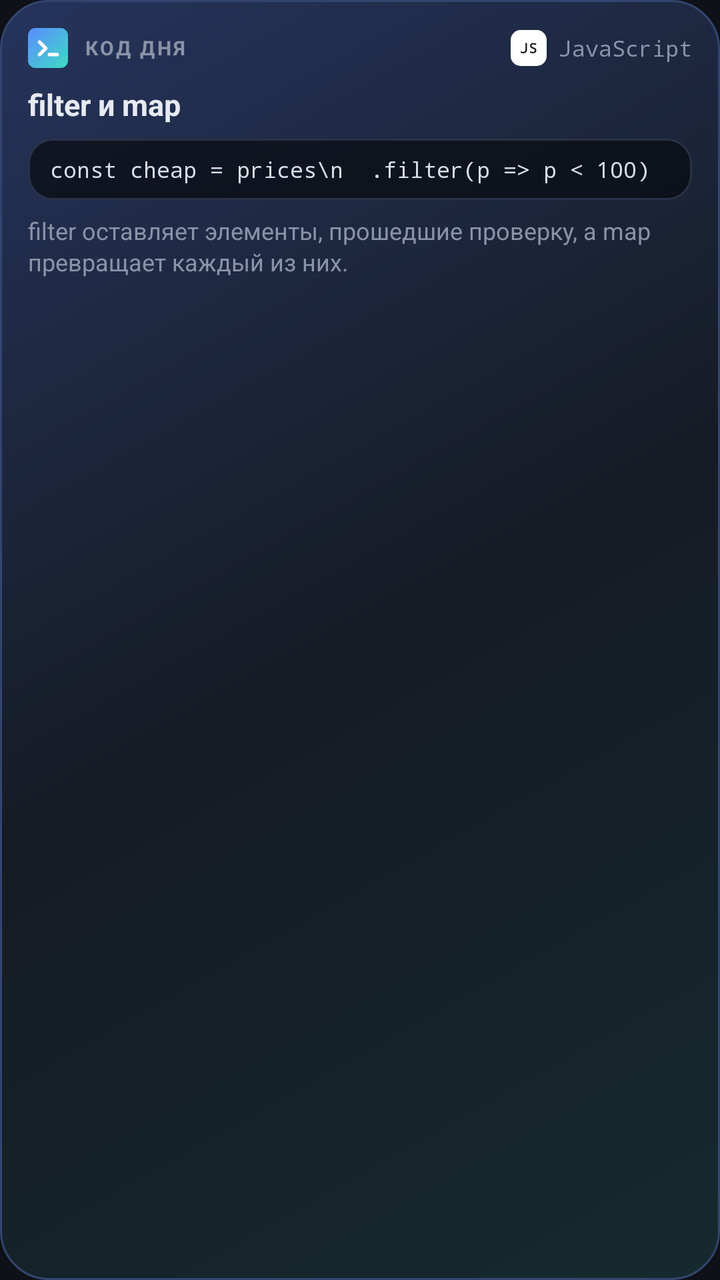
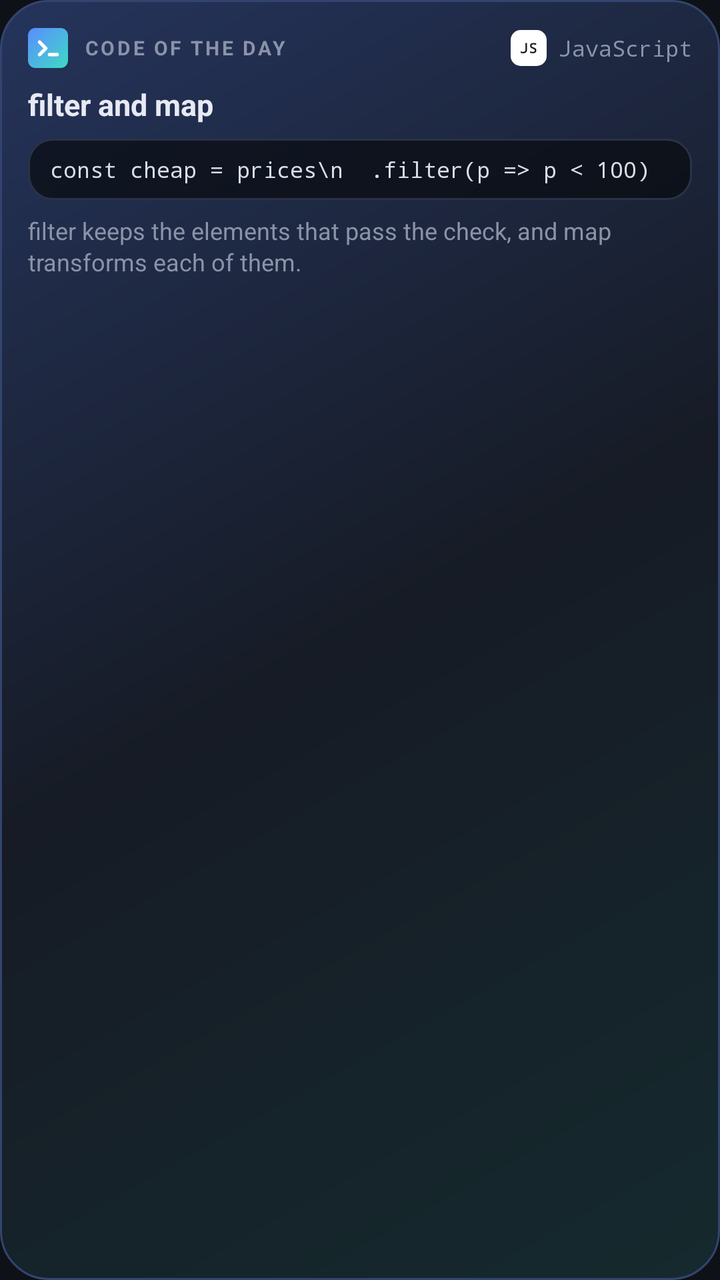

Compare the two renders of this Android layout. The source of the first and the diff that turns it into the second are given below.
<!-- AndroidManifest.xml: application theme Theme.Codeum -->
<!-- res/layout/widget_code.xml -->
<?xml version="1.0" encoding="utf-8"?>
<FrameLayout xmlns:android="http://schemas.android.com/apk/res/android"
    android:id="@+id/w_root"
    android:layout_width="match_parent"
    android:layout_height="match_parent"
    android:background="@drawable/widget_bg"
    android:padding="14dp">

    <LinearLayout
        android:layout_width="match_parent"
        android:layout_height="match_parent"
        android:orientation="vertical">

        <LinearLayout
            android:layout_width="match_parent"
            android:layout_height="wrap_content"
            android:gravity="center_vertical"
            android:orientation="horizontal">

            <ImageView
                android:layout_width="20dp"
                android:layout_height="20dp"
                android:src="@drawable/logo_small"
                android:contentDescription="@string/app_name" />

            <TextView
                android:layout_width="0dp"
                android:layout_height="wrap_content"
                android:layout_marginStart="8dp"
                android:layout_weight="1"
                android:letterSpacing="0.12"
                android:text="@string/widget_k"
                android:textColor="#8B93A8"
                android:textSize="10sp"
                android:textStyle="bold" />

            <FrameLayout
                android:layout_width="18dp"
                android:layout_height="18dp">

                <ImageView
                    android:id="@+id/w_tile"
                    android:layout_width="match_parent"
                    android:layout_height="match_parent"
                    android:src="@drawable/tile_shape"
                    android:contentDescription="@null" />

                <TextView
                    android:id="@+id/w_tile_m"
                    android:layout_width="match_parent"
                    android:layout_height="match_parent"
                    android:fontFamily="monospace"
                    android:gravity="center"
                    android:text="JS"
                    android:textColor="#16181D"
                    android:textSize="7sp"
                    android:textStyle="bold" />
            </FrameLayout>

            <TextView
                android:id="@+id/w_lang"
                android:layout_width="wrap_content"
                android:layout_height="wrap_content"
                android:layout_marginStart="6dp"
                android:fontFamily="monospace"
                android:text="JavaScript"
                android:textColor="#8B93A8"
                android:textSize="11sp" />
        </LinearLayout>

        <TextView
            android:id="@+id/w_title"
            android:layout_width="match_parent"
            android:layout_height="wrap_content"
            android:layout_marginTop="8dp"
            android:ellipsize="end"
            android:maxLines="1"
            android:text="filter и map"
            android:textColor="#E7EAF3"
            android:textSize="15sp"
            android:textStyle="bold" />

        <TextView
            android:id="@+id/w_code"
            android:layout_width="match_parent"
            android:layout_height="wrap_content"
            android:layout_marginTop="7dp"
            android:background="@drawable/code_bg"
            android:ellipsize="end"
            android:fontFamily="monospace"
            android:lineSpacingMultiplier="1.1"
            android:maxLines="5"
            android:paddingStart="11dp"
            android:paddingTop="8dp"
            android:paddingEnd="11dp"
            android:paddingBottom="8dp"
            android:text="const cheap = prices\n  .filter(p =&gt; p &lt; 100)"
            android:textColor="#D8DEE9"
            android:textSize="11sp" />

        <TextView
            android:id="@+id/w_expl"
            android:layout_width="match_parent"
            android:layout_height="wrap_content"
            android:layout_marginTop="7dp"
            android:ellipsize="end"
            android:lineSpacingMultiplier="1.1"
            android:maxLines="3"
            android:text="filter оставляет элементы, прошедшие проверку, а map превращает каждый из них."
            android:textColor="#8B93A8"
            android:textSize="12sp" />
    </LinearLayout>
</FrameLayout>
<!-- resources referenced by this layout -->
<resources>
  <!-- drawable code_bg (drawable) -->
  <?xml version="1.0" encoding="utf-8"?>
  <shape xmlns:android="http://schemas.android.com/apk/res/android" android:shape="rectangle">
      <corners android:radius="12dp" />
      <solid android:color="#B3080A0F" />
      <stroke android:width="1dp" android:color="#2A3246" />
  </shape>
  <!-- drawable logo_small (drawable) -->
  <?xml version="1.0" encoding="utf-8"?>
  <layer-list xmlns:android="http://schemas.android.com/apk/res/android">
      <item>
          <shape android:shape="rectangle">
              <corners android:radius="6dp" />
              <gradient
                  android:angle="315"
                  android:startColor="#5B8CFF"
                  android:endColor="#3DDBC4" />
          </shape>
      </item>
      <item
          android:drawable="@drawable/logo_mark"
          android:bottom="4dp"
          android:left="4dp"
          android:right="4dp"
          android:top="4dp" />
  </layer-list>
  <!-- drawable tile_shape (drawable) -->
  <?xml version="1.0" encoding="utf-8"?>
  <shape xmlns:android="http://schemas.android.com/apk/res/android" android:shape="rectangle">
      <corners android:radius="5dp" />
      <solid android:color="#FFFFFF" />
  </shape>
  <!-- drawable widget_bg (drawable) -->
  <?xml version="1.0" encoding="utf-8"?>
  <layer-list xmlns:android="http://schemas.android.com/apk/res/android">
      <item>
          <shape android:shape="rectangle">
              <corners android:radius="24dp" />
              <gradient
                  android:angle="315"
                  android:startColor="#25345C"
                  android:centerColor="#161B25"
                  android:endColor="#152A2E" />
              <stroke android:width="1dp" android:color="#33456F" />
          </shape>
      </item>
  </layer-list>
  <string name="app_name">Codeum</string>
  <string name="widget_k">КОД ДНЯ</string>
  <style name="Theme.Codeum" parent="android:Theme.Material.NoActionBar">
          <item name="android:windowBackground">@color/bg</item>
          <item name="android:colorBackground">@color/bg</item>
          <item name="android:statusBarColor">@color/bg</item>
          <item name="android:navigationBarColor">@color/panel</item>
          <item name="android:colorAccent">@color/accent</item>
      </style>
  <!-- drawable logo_mark (drawable) -->
  <?xml version="1.0" encoding="utf-8"?>
  <vector xmlns:android="http://schemas.android.com/apk/res/android"
      android:width="24dp"
      android:height="24dp"
      android:viewportWidth="24"
      android:viewportHeight="24">
      <path
          android:pathData="M5,7 L10,12 L5,17 M13,17 L19,17"
          android:strokeColor="#FFFFFF"
          android:strokeWidth="2.8"
          android:strokeLineCap="round"
          android:strokeLineJoin="round"
          android:fillColor="#00000000" />
  </vector>
  <color name="bg">#0E1117</color>
  <color name="panel">#161B25</color>
  <color name="accent">#5B8CFF</color>
</resources>

<!-- the commit's change to res/layout/widget_code.xml (unified diff, before → after) -->
@@ -29,6 +29,7 @@
                 android:layout_marginStart="8dp"
                 android:layout_weight="1"
                 android:letterSpacing="0.12"
+                android:id="@+id/w_k"
                 android:text="@string/widget_k"
                 android:textColor="#8B93A8"
                 android:textSize="10sp"
@@ -75,7 +76,7 @@
             android:layout_marginTop="8dp"
             android:ellipsize="end"
             android:maxLines="1"
-            android:text="filter и map"
+            android:text="filter and map"
             android:textColor="#E7EAF3"
             android:textSize="15sp"
             android:textStyle="bold" />
@@ -106,7 +107,7 @@
             android:ellipsize="end"
             android:lineSpacingMultiplier="1.1"
             android:maxLines="3"
-            android:text="filter оставляет элементы, прошедшие проверку, а map превращает каждый из них."
+            android:text="filter keeps the elements that pass the check, and map transforms each of them."
             android:textColor="#8B93A8"
             android:textSize="12sp" />
     </LinearLayout>
<!-- resource entries referenced after the edit -->
@@ -48,7 +48,7 @@
       </item>
   </layer-list>
   <string name="app_name">Codeum</string>
-  <string name="widget_k">КОД ДНЯ</string>
+  <string name="widget_k">CODE OF THE DAY</string>
   <style name="Theme.Codeum" parent="android:Theme.Material.NoActionBar">
           <item name="android:windowBackground">@color/bg</item>
           <item name="android:colorBackground">@color/bg</item>
